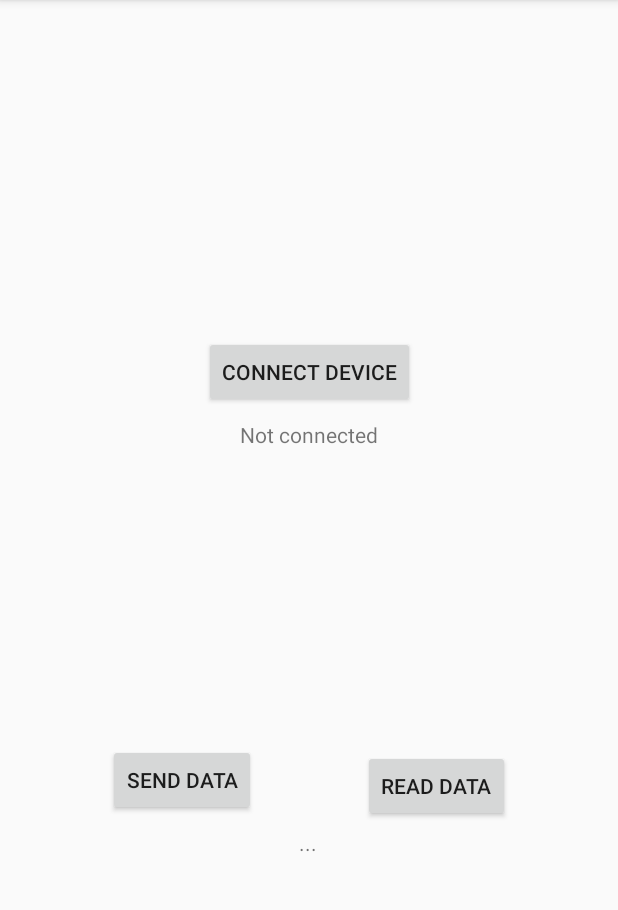
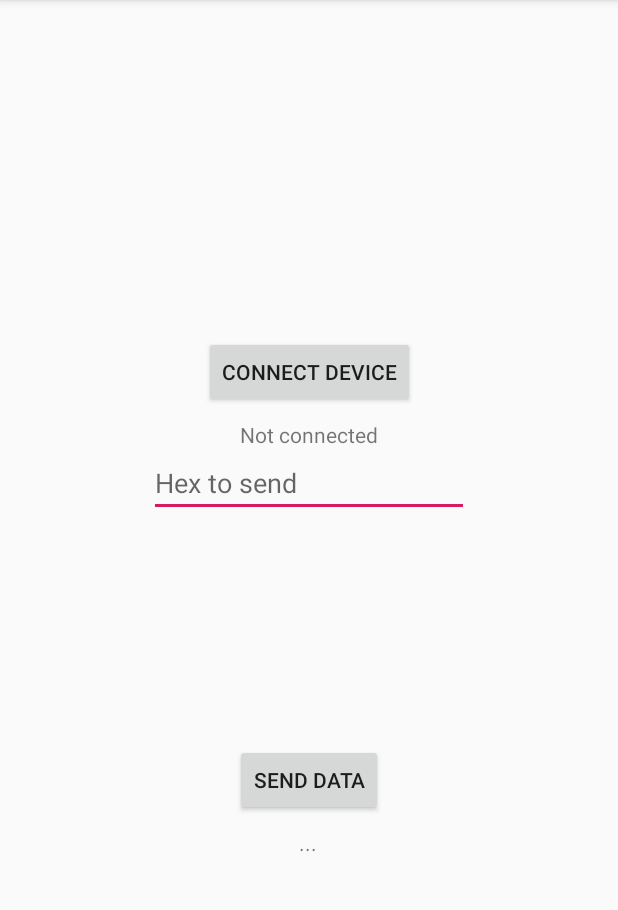
Before and after one commit to orenbell-nidec/BLE-Android-Sample, an Android app: the screen it shows after launch (MainActivity), on a phone screen of 412 x 824 dp, the part 84-994 px from its top. Run offline under Robolectric (Android 15) with nearby library versions, the phone set to English and light mode, and no system bars; 2 statements that could not run were skipped.

```diff
--- a/app/src/main/res/layout/activity_main.xml
+++ b/app/src/main/res/layout/activity_main.xml
@@ -13,7 +13,7 @@
         android:onClick="sendData"
         android:text="Send Data"
         app:layout_constraintBottom_toBottomOf="parent"
-        app:layout_constraintEnd_toStartOf="@+id/readData"
+        app:layout_constraintEnd_toEndOf="parent"
         app:layout_constraintStart_toStartOf="parent"
         app:layout_constraintTop_toBottomOf="@+id/button2" />
 
@@ -27,17 +27,6 @@
         app:layout_constraintEnd_toEndOf="parent"
         app:layout_constraintStart_toStartOf="parent"
         app:layout_constraintTop_toTopOf="parent" />
-
-    <Button
-        android:id="@+id/readData"
-        android:layout_width="wrap_content"
-        android:layout_height="wrap_content"
-        android:onClick="readData"
-        android:text="Read Data"
-        app:layout_constraintBottom_toBottomOf="parent"
-        app:layout_constraintEnd_toEndOf="parent"
-        app:layout_constraintStart_toEndOf="@+id/button"
-        app:layout_constraintTop_toTopOf="@+id/textView" />
 
     <TextView
         android:id="@+id/textView"
@@ -60,4 +49,15 @@
         app:layout_constraintStart_toStartOf="parent"
         app:layout_constraintTop_toBottomOf="@+id/button" />
 
+    <EditText
+        android:id="@+id/editText"
+        android:layout_width="wrap_content"
+        android:layout_height="wrap_content"
+        android:ems="10"
+        android:hint="Hex to send"
+        android:inputType="textPersonName"
+        app:layout_constraintEnd_toEndOf="parent"
+        app:layout_constraintStart_toStartOf="parent"
+        app:layout_constraintTop_toBottomOf="@+id/textView" />
+
 </androidx.constraintlayout.widget.ConstraintLayout>
```
Also changed, not shown: app/src/main/java/com/nidec/blesample/BluetoothLeService.java (+8 -0 lines), app/src/main/java/com/nidec/blesample/MainActivity.java (+8 -0 lines).
